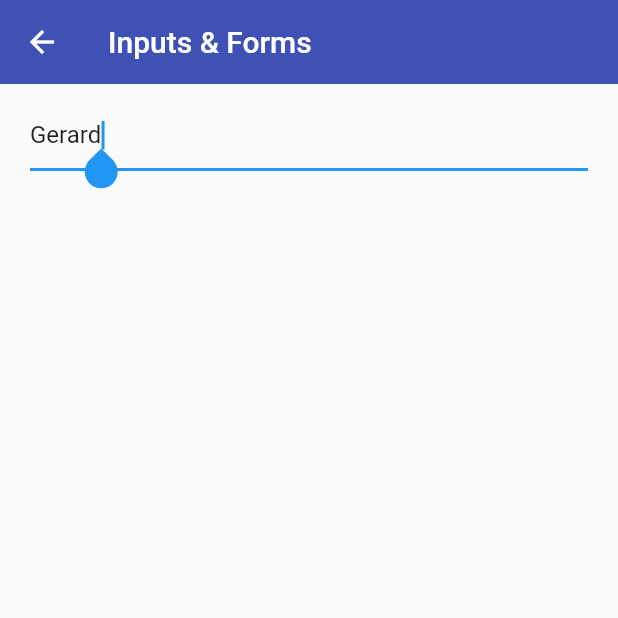
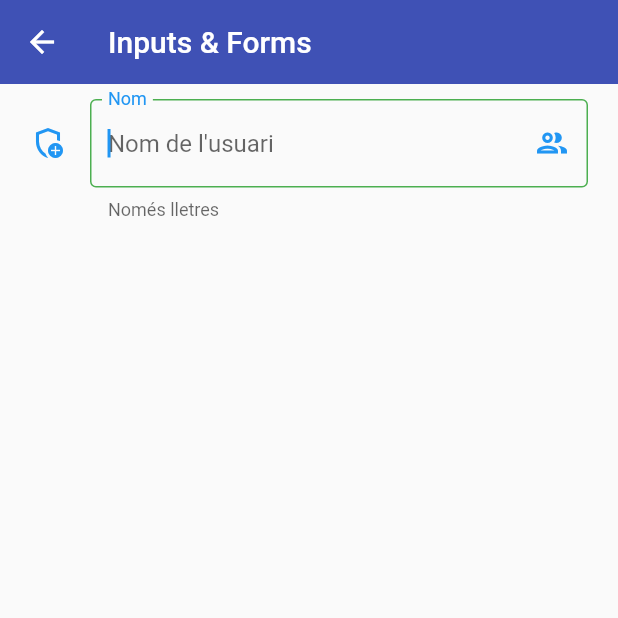
Before and after one commit to sitnesTIC/flutter_applications, a Flutter app: the InputsScreen screen opened by its route, on a phone screen of 412 x 824 dp, the top half of it. Run offline on Flutter 3.47's test engine with Material 2 defaults, Android fonts, the phone set to English and light mode, and no system bars.

Commit message:
TextFormFields - Personalización

```diff
--- a/lib/screens/inputs_screen.dart
+++ b/lib/screens/inputs_screen.dart
@@ -15,13 +15,30 @@ class InputsScreen extends StatelessWidget {
           child: Column(
             children: [
               TextFormField(
-                autofocus: true,
-                initialValue: 'Gerard',
-                textCapitalization: TextCapitalization.words,
-                onChanged: (value) {
-                  print('Valor: $value');
-                },
-              )
+                  autofocus: true,
+                  initialValue: '',
+                  textCapitalization: TextCapitalization.words,
+                  onChanged: (value) {
+                    print('Valor: $value');
+                  },
+                  validator: (value) {
+                    if (value == null) return 'Camp obligatori';
+                    return value.length < 3 ? 'Mínim de 3 lletres' : null;
+                  },
+                  autovalidateMode: AutovalidateMode.onUserInteraction,
+                  decoration: InputDecoration(
+                      hintText: 'Nom de l\'usuari',
+                      labelText: 'Nom',
+                      helperText: 'Només lletres',
+                      suffixIcon: Icon(Icons.group_outlined),
+                      icon: Icon(Icons.add_moderator_outlined),
+                      focusedBorder: OutlineInputBorder(
+                          borderSide: BorderSide(color: Colors.green)),
+                      border: OutlineInputBorder(
+                          borderRadius: BorderRadius.only(
+                        bottomLeft: Radius.circular(10),
+                        topRight: Radius.circular(10),
+                      ))))
             ],
           ),
         ),
```
